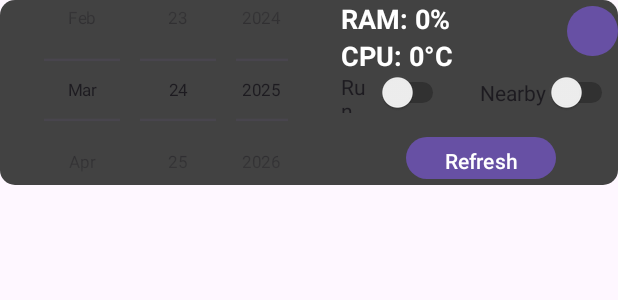
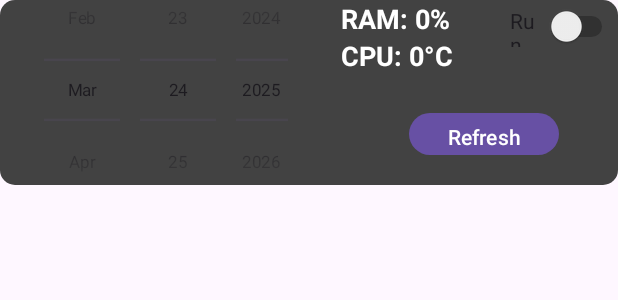
Before and after one commit to PrzemekWasinski/PlaneTracker, an Android app: the layout activity_main.xml on its own in the app's theme, with its tools: preview values and no code run, on a phone screen of 412 x 824 dp. Shown: the top 300 px of the screen. Run offline under Robolectric (Android 15) with nearby library versions, the phone set to English and light mode, and no system bars.

Commit message:
User only gets notified of nearby planes

```diff
--- a/PlaneTrackerMobile/app/build.gradle.kts
+++ b/PlaneTrackerMobile/app/build.gradle.kts
@@ -52,4 +52,6 @@ dependencies {
     implementation("com.google.firebase:firebase-database-ktx")
     implementation("com.google.firebase:firebase-analytics-ktx")
     implementation(platform("com.google.firebase:firebase-bom:32.3.1"))
+
+    implementation("com.google.android.gms:play-services-location:18.0.0")
 }
--- a/PlaneTrackerMobile/app/src/main/AndroidManifest.xml
+++ b/PlaneTrackerMobile/app/src/main/AndroidManifest.xml
@@ -3,6 +3,9 @@
     xmlns:tools="http://schemas.android.com/tools">
 
     <uses-permission android:name="android.permission.POST_NOTIFICATIONS"/>
+
+    <uses-permission android:name="android.permission.ACCESS_FINE_LOCATION"/>
+    <uses-permission android:name="android.permission.ACCESS_COARSE_LOCATION"/>
 
     <application
         android:allowBackup="true"
--- a/PlaneTrackerMobile/app/src/main/res/layout/activity_main.xml
+++ b/PlaneTrackerMobile/app/src/main/res/layout/activity_main.xml
@@ -59,37 +59,23 @@
             android:id="@+id/refreshButton"
             android:layout_width="100dp"
             android:layout_height="36dp"
+            android:layout_marginBottom="16dp"
             android:text="Refresh"
             app:layout_constraintBottom_toBottomOf="parent"
             app:layout_constraintEnd_toEndOf="parent"
-            app:layout_constraintHorizontal_bias="0.511"
+            app:layout_constraintHorizontal_bias="0.535"
             app:layout_constraintStart_toEndOf="@+id/datePicker" />
 
         <Switch
             android:id="@+id/runSwitch"
             android:layout_width="72dp"
             android:layout_height="24dp"
-            android:layout_marginBottom="12dp"
+            android:layout_marginBottom="18dp"
             android:text="Run"
-            app:layout_constraintBottom_toTopOf="@+id/refreshButton"
-            app:layout_constraintStart_toEndOf="@+id/datePicker" />
-
-        <Switch
-            android:id="@+id/nearbySwitch"
-            android:layout_width="wrap_content"
-            android:layout_height="wrap_content"
-            android:layout_marginBottom="12dp"
-            android:text="Nearby"
-            app:layout_constraintBottom_toTopOf="@+id/refreshButton"
-            app:layout_constraintEnd_toEndOf="parent" />
-
-        <Button
-            android:id="@+id/settingsButton"
-            android:layout_width="34dp"
-            android:layout_height="41dp"
-            android:text="Button"
+            app:layout_constraintBottom_toBottomOf="@+id/CPUTemp"
             app:layout_constraintEnd_toEndOf="parent"
-            app:layout_constraintTop_toTopOf="parent" />
+            app:layout_constraintTop_toTopOf="parent"
+            app:layout_constraintVertical_bias="1.0" />
 
     </androidx.constraintlayout.widget.ConstraintLayout>
 
```
Also changed, not shown: PlaneTrackerMobile/app/src/main/java/tracker/plane/adsb/NotificationReceiver.kt (+102 -4 lines).
